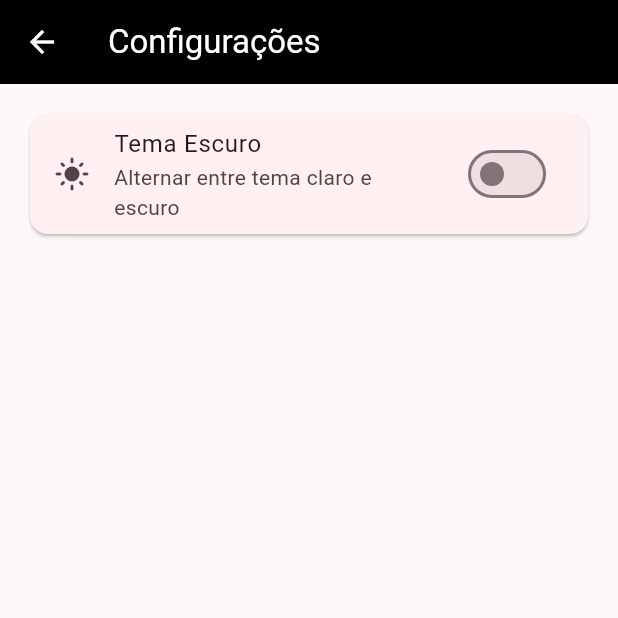
After one commit to SkateFlow/SkateFlowV4-inicio-bd, a Flutter app: the MainScreen screen opened by its route, scrolled down 351 dp, after a tap on the "menu" icon, after a tap on "Configurações", on a phone screen of 412 x 824 dp, the top half of it. The commit adds this screen. Run offline on Flutter 3.47's test engine with Material 3 defaults, Android fonts, the phone set to English and light mode, and no system bars; our stand-ins replace cached_network_image, geolocator, google_maps_flutter.

Commit message:
12-08-2025

```diff
--- a/lib/main.dart
+++ b/lib/main.dart
@@ -5,13 +5,21 @@ import 'screens/home_screen.dart';
 import 'screens/map_screen.dart';
 import 'screens/skateparks_screen.dart';
 import 'screens/profile_screen.dart';
+import 'screens/settings_screen.dart';
 
 void main() {
   runApp(const SkateApp());
 }
 
-class SkateApp extends StatelessWidget {
+class SkateApp extends StatefulWidget {
   const SkateApp({super.key});
+
+  @override
+  State<SkateApp> createState() => _SkateAppState();
+}
+
+class _SkateAppState extends State<SkateApp> {
+  bool _isDarkMode = false;
 
   @override
   Widget build(BuildContext context) {
@@ -22,17 +30,39 @@ class SkateApp extends StatelessWidget {
         colorScheme: ColorScheme.fromSeed(seedColor: Colors.black),
         useMaterial3: true,
       ),
+      darkTheme: ThemeData(
+        colorScheme: ColorScheme.fromSeed(
+          seedColor: Colors.black,
+          brightness: Brightness.dark,
+        ),
+        useMaterial3: true,
+      ),
+      themeMode: _isDarkMode ? ThemeMode.dark : ThemeMode.light,
       home: const LoginScreen(),
       routes: {
         '/register': (context) => const RegisterScreen(),
-        '/main': (context) => const MainScreen(),
+        '/main': (context) => MainScreen(isDarkMode: _isDarkMode, onThemeChanged: _toggleTheme),
+        '/settings': (context) => SettingsScreen(isDarkMode: _isDarkMode, onThemeChanged: _toggleTheme),
       },
     );
+  }
+
+  void _toggleTheme(bool isDark) {
+    setState(() {
+      _isDarkMode = isDark;
+    });
   }
 }
 
 class MainScreen extends StatefulWidget {
-  const MainScreen({super.key});
+  final bool isDarkMode;
+  final Function(bool) onThemeChanged;
+
+  const MainScreen({
+    super.key,
+    required this.isDarkMode,
+    required this.onThemeChanged,
+  });
 
   @override
   State<MainScreen> createState() => _MainScreenState();
@@ -41,12 +71,18 @@ class MainScreen extends StatefulWidget {
 class _MainScreenState extends State<MainScreen> {
   int _currentIndex = 0;
 
-  final List<Widget> _screens = [
-    const HomeScreen(),
-    const MapScreen(),
-    const SkateparksScreen(),
-    const ProfileScreen(),
-  ];
+  late final List<Widget> _screens;
+
+  @override
+  void initState() {
+    super.initState();
+    _screens = [
+      HomeScreen(isDarkMode: widget.isDarkMode, onThemeChanged: widget.onThemeChanged),
+      const MapScreen(),
+      const SkateparksScreen(),
+      const ProfileScreen(),
+    ];
+  }
 
   @override
   Widget build(BuildContext context) {
--- a/lib/screens/home_screen.dart
+++ b/lib/screens/home_screen.dart
@@ -3,7 +3,14 @@ import 'package:google_maps_flutter/google_maps_flutter.dart';
 import 'package:geolocator/geolocator.dart';
 
 class HomeScreen extends StatefulWidget {
-  const HomeScreen({super.key});
+  final bool isDarkMode;
+  final Function(bool) onThemeChanged;
+
+  const HomeScreen({
+    super.key,
+    required this.isDarkMode,
+    required this.onThemeChanged,
+  });
 
   @override
   State<HomeScreen> createState() => _HomeScreenState();
@@ -75,11 +82,40 @@ class _HomeScreenState extends State<HomeScreen> {
         foregroundColor: Colors.white,
         elevation: 0,
         actions: [
-          IconButton(
-            icon: const Icon(Icons.notifications_outlined),
-            onPressed: () {},
+          Builder(
+            builder: (context) => IconButton(
+              icon: const Icon(Icons.menu),
+              onPressed: () => Scaffold.of(context).openEndDrawer(),
+            ),
           ),
         ],
+      ),
+      endDrawer: Drawer(
+        child: ListView(
+          padding: EdgeInsets.zero,
+          children: [
+            const DrawerHeader(
+              decoration: BoxDecoration(
+                color: Colors.black,
+              ),
+              child: Text(
+                'Menu',
+                style: TextStyle(
+                  color: Colors.white,
+                  fontSize: 24,
+                ),
+              ),
+            ),
+            ListTile(
+              leading: const Icon(Icons.settings),
+              title: const Text('Configurações'),
+              onTap: () {
+                Navigator.pop(context);
+                Navigator.pushNamed(context, '/settings');
+              },
+            ),
+          ],
+        ),
       ),
       body: SingleChildScrollView(
         child: Column(
--- /dev/null
+++ b/lib/screens/settings_screen.dart
@@ -0,0 +1,44 @@
+import 'package:flutter/material.dart';
+
+class SettingsScreen extends StatefulWidget {
+  final bool isDarkMode;
+  final Function(bool) onThemeChanged;
+
+  const SettingsScreen({
+    super.key,
+    required this.isDarkMode,
+    required this.onThemeChanged,
+  });
+
+  @override
+  State<SettingsScreen> createState() => _SettingsScreenState();
+}
+
+class _SettingsScreenState extends State<SettingsScreen> {
+  @override
+  Widget build(BuildContext context) {
+    return Scaffold(
+      appBar: AppBar(
+        title: const Text('Configurações'),
+        backgroundColor: widget.isDarkMode ? Colors.grey[900] : Colors.black,
+        foregroundColor: Colors.white,
+      ),
+      body: ListView(
+        padding: const EdgeInsets.all(16),
+        children: [
+          Card(
+            child: SwitchListTile(
+              title: const Text('Tema Escuro'),
+              subtitle: const Text('Alternar entre tema claro e escuro'),
+              value: widget.isDarkMode,
+              onChanged: widget.onThemeChanged,
+              secondary: Icon(
+                widget.isDarkMode ? Icons.dark_mode : Icons.light_mode,
+              ),
+            ),
+          ),
+        ],
+      ),
+    );
+  }
+}
```
